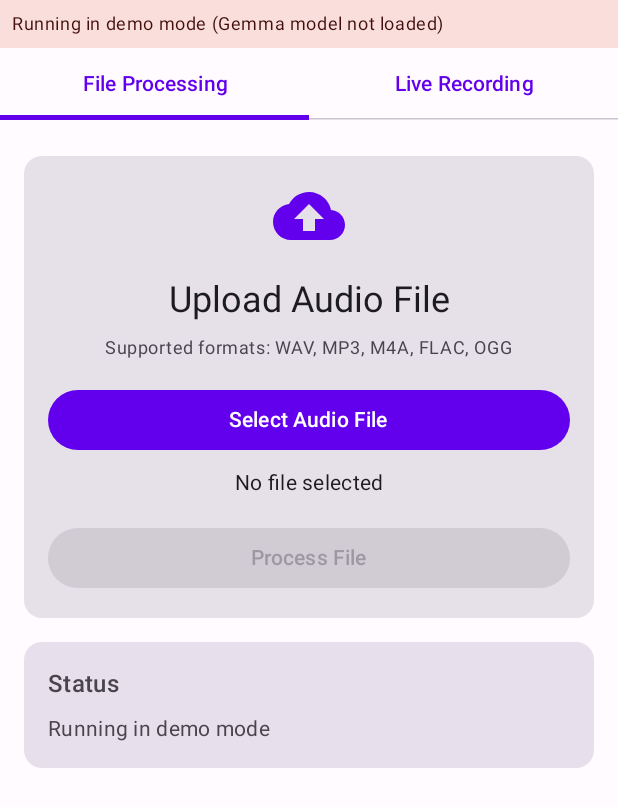
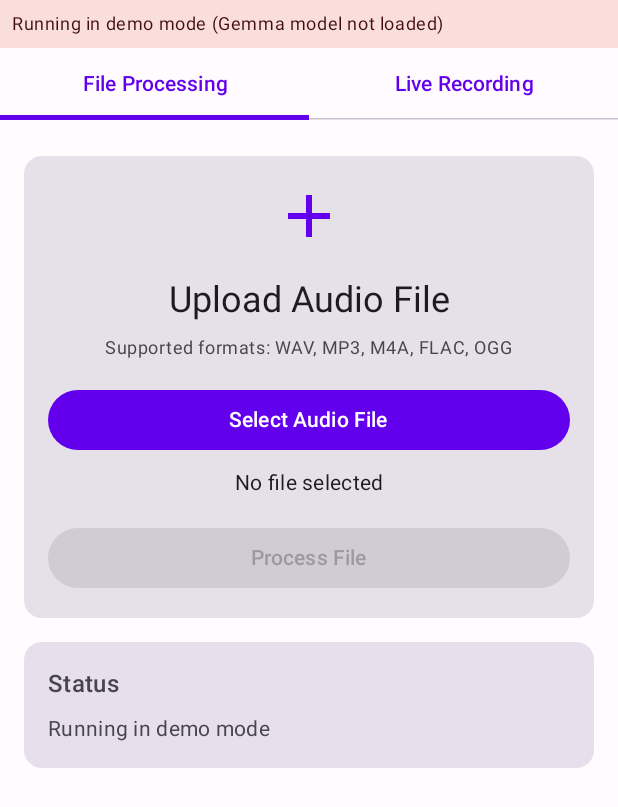
Before and after one commit to mmusil25/python-ble-audio, an Android app built with Jetpack Compose: the screen it shows after launch (MainActivity), after a tap on "Continue with Demo Mode", on a phone screen of 412 x 824 dp. Shown: the top 807 px of the screen. Run offline under Robolectric (Android 15) with nearby library versions, the phone set to English and light mode, and no system bars; libraries missing offline, so code that uses them is left out: org.tensorflow.lite.

Commit message:
Update icon in FileProcessingScreen to replace CloudUpload with Add for better representation of file addition action. Adjusted content description to reflect the new functionality.

```diff
--- a/android-gemma-audio-app/app/src/main/java/com/gemmaudio/processor/FileProcessingScreen.kt
+++ b/android-gemma-audio-app/app/src/main/java/com/gemmaudio/processor/FileProcessingScreen.kt
@@ -7,7 +7,7 @@ import androidx.compose.foundation.layout.*
 import androidx.compose.foundation.rememberScrollState
 import androidx.compose.foundation.verticalScroll
 import androidx.compose.material.icons.Icons
-import androidx.compose.material.icons.filled.CloudUpload
+import androidx.compose.material.icons.filled.Add
 import androidx.compose.material3.*
 import androidx.compose.runtime.*
 import androidx.compose.ui.Alignment
@@ -48,8 +48,8 @@ fun FileProcessingScreen(viewModel: MainViewModel) {
                 horizontalAlignment = Alignment.CenterHorizontally
             ) {
                 Icon(
-                    imageVector = Icons.Default.CloudUpload,
-                    contentDescription = "Upload",
+                    imageVector = Icons.Default.Add,
+                    contentDescription = "Add File",
                     modifier = Modifier.size(48.dp),
                     tint = MaterialTheme.colorScheme.primary
                 )
```
